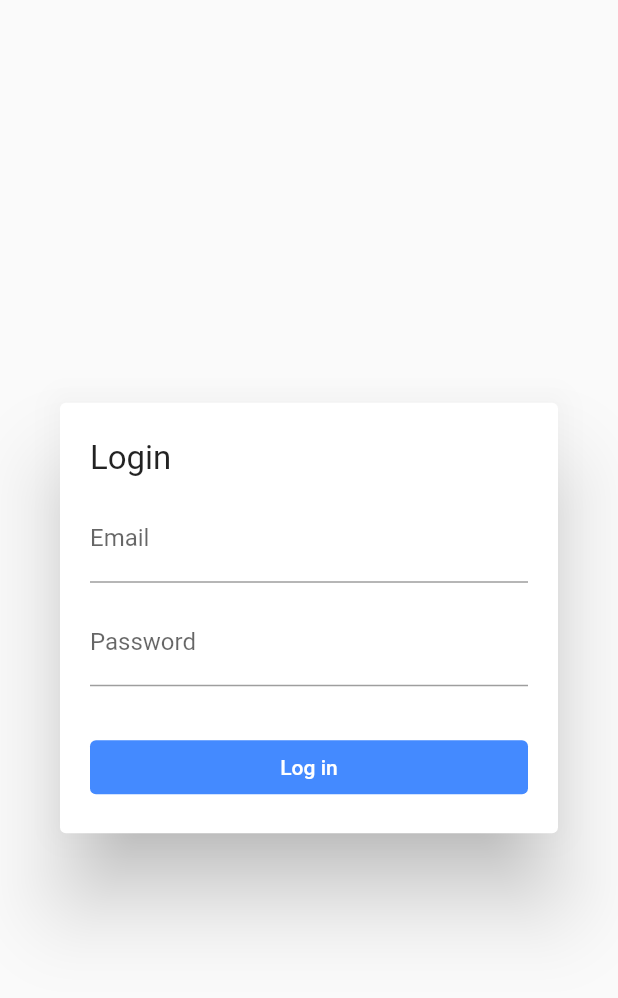
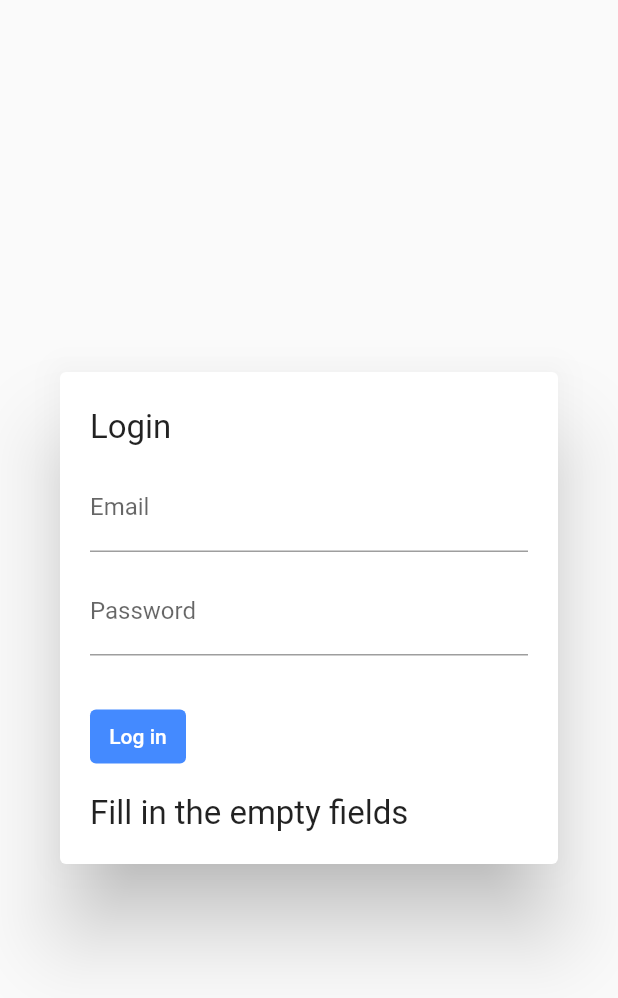
Before and after one commit to yejoonCho/blog, a Flutter app: the LoginDialog widget shown alone on an empty page, opened directly, after a tap on "Log in", on a phone screen of 412 x 824 dp. Shown: the top 998 px of the screen. Run offline on Flutter 3.47's test engine with Material 2 defaults, Android fonts, the phone set to English and light mode, and no system bars; our stand-ins replace cloud_firestore, firebase_auth, firebase_core; accounts and stored records are empty; network calls fail.

Commit message:
기능추가: 로그인 에러 메세지 추가 이메일이나 비밀번호가 틀렸을시 - 틀렸다고 표시됨 이메일이나 비밀번호에 아무값도 입력하지 않았을시 - 값이 비었다고 표시됨;

```diff
--- a/lib/widgets/login_dialog.dart
+++ b/lib/widgets/login_dialog.dart
@@ -6,6 +6,7 @@ class LoginDialog extends StatelessWidget {
   Widget build(BuildContext context) {
     TextEditingController emailController = TextEditingController();
     TextEditingController passwordController = TextEditingController();
+    final errorNotifier = ValueNotifier<String>('');
     return Dialog(
       child: Container(
         padding: EdgeInsets.all(20),
@@ -26,9 +27,7 @@ class LoginDialog extends StatelessWidget {
               obscureText: true,
             ),
             SizedBox(height: 30),
-            SizedBox(
-              width: double.infinity,
-              child: TextButton(
+            TextButton(
               child: Text(
                 'Log in',
                 style: TextStyle(color: Colors.white),
@@ -37,12 +36,27 @@ class LoginDialog extends StatelessWidget {
               onPressed: () {
                 final email = emailController.text;
                 final password = passwordController.text;
+                if (email.isEmpty || password.isEmpty) {
+                  errorNotifier.value = 'Fill in the empty fields';
+                } else {
                   FirebaseAuth.instance
                       .signInWithEmailAndPassword(
                           email: email, password: password)
-                      .then((_) => Navigator.of(context).pop());
+                      .then((_) => Navigator.of(context).pop())
+                      .catchError((error) {
+                    if (error is FirebaseAuthException) {
+                      errorNotifier.value = error.message!;
+                    }
+                  });
+                }
               },
             ),
+            SizedBox(height: 10),
+            ValueListenableBuilder<String>(
+              valueListenable: errorNotifier,
+              builder: (context, value, child) {
+                return Text(value);
+              },
             )
           ],
         ),
```
Lines whose indentation alone changed are shown as unchanged.
